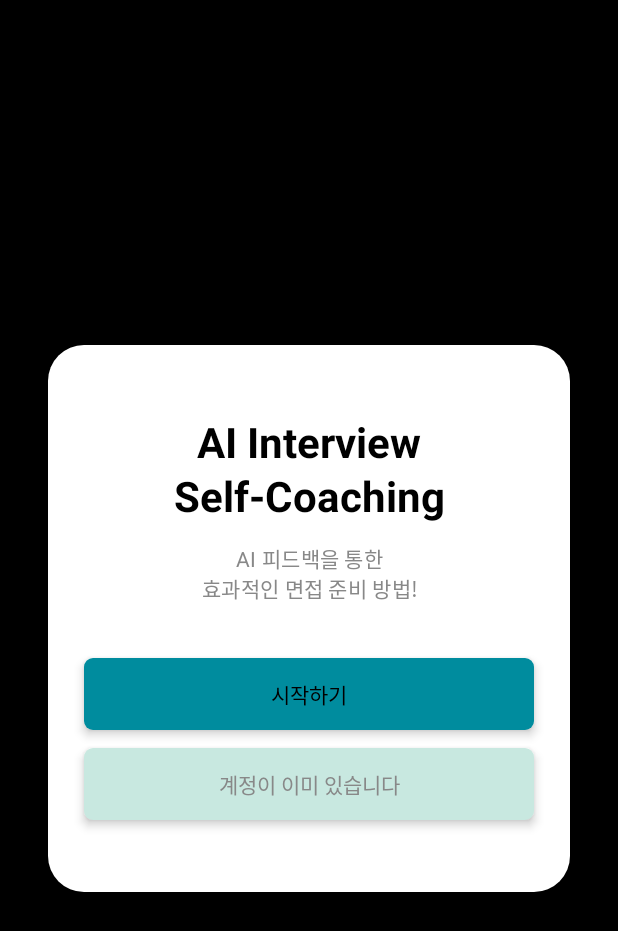
After one commit to ysh020702/InterviewHelper, an Android app built with Jetpack Compose: the AuthActivity screen opened directly, with no data from a screen before it, on a phone screen of 412 x 824 dp. The commit adds this screen. Shown: the top 931 px of the screen. Run offline under Robolectric (Android 15) with nearby library versions, the phone set to English and light mode, and no system bars; Roboto replaces fonts that are not available here.

Commit message:
로그인 액티비티 목업

```diff
--- /dev/null
+++ b/app/src/main/java/com/haedal/interviewhelper/presentation/activity/auth/AuthActivity.kt
@@ -0,0 +1,50 @@
+package com.haedal.interviewhelper.presentation.activity.auth
+
+import android.os.Bundle
+import android.widget.Toast
+import androidx.activity.ComponentActivity
+import androidx.activity.compose.setContent
+import androidx.activity.enableEdgeToEdge
+import androidx.compose.foundation.layout.fillMaxSize
+import androidx.compose.foundation.layout.padding
+import androidx.compose.material3.Scaffold
+import androidx.compose.material3.Text
+import androidx.compose.runtime.Composable
+import androidx.compose.ui.Modifier
+import androidx.compose.ui.tooling.preview.Preview
+import com.haedal.interviewhelper.presentation.theme.InterviewHelperTheme
+
+class AuthActivity : ComponentActivity() {
+    override fun onCreate(savedInstanceState: Bundle?) {
+        super.onCreate(savedInstanceState)
+        enableEdgeToEdge()
+        setContent {
+            InterviewHelperTheme {
+                AuthScreen(onSignUp = ::onSignup, onLogin = ::onLogin)
+            }
+        }
+    }
+
+    private fun onSignup(){
+        showToast("회원가입 기능 구현 전입니다.")
+    }
+
+    private fun onLogin(){
+        showToast("로그인 기능 구현 전입니다.")
+    }
+
+    private fun showToast(text :String){
+        Toast.makeText(this, text, Toast.LENGTH_SHORT).show()
+    }
+
+}
+
+
+
+@Preview(showBackground = true)
+@Composable
+fun AuthPreview() {
+    InterviewHelperTheme {
+        AuthScreen(onSignUp = {}, onLogin = {})
+    }
+}
--- /dev/null
+++ b/app/src/main/java/com/haedal/interviewhelper/presentation/activity/auth/AuthScreen.kt
@@ -0,0 +1,87 @@
+package com.haedal.interviewhelper.presentation.activity.auth
+
+import androidx.compose.foundation.background
+import androidx.compose.foundation.layout.*
+import androidx.compose.foundation.shape.*
+import androidx.compose.material3.MaterialTheme
+import androidx.compose.material3.Text
+import androidx.compose.runtime.Composable
+import androidx.compose.ui.*
+import androidx.compose.ui.graphics.Color
+import androidx.compose.ui.text.font.FontWeight
+import androidx.compose.ui.text.style.TextAlign
+import androidx.compose.ui.tooling.preview.Preview
+import androidx.compose.ui.unit.dp
+import androidx.compose.ui.unit.sp
+import com.haedal.interviewhelper.presentation.theme.Black
+import com.haedal.interviewhelper.presentation.theme.Color02
+import com.haedal.interviewhelper.presentation.theme.InterviewHelperTheme
+import com.haedal.interviewhelper.presentation.theme.PrimaryButton
+import com.haedal.interviewhelper.presentation.theme.White
+
+@Composable
+fun AuthScreen(
+    onSignUp: () -> Unit,
+    onLogin: () -> Unit
+) {
+    Box(
+        modifier = Modifier.run {
+            fillMaxSize()
+                .background(Black)
+        }, // 배경색 (추가적인 페이지 컬러)
+        contentAlignment = Alignment.Center
+    ) {
+        Column(
+            modifier = Modifier
+                .padding(horizontal = 32.dp)
+                .fillMaxWidth()
+                .background(White, shape = RoundedCornerShape(24.dp))
+                .padding(vertical = 48.dp, horizontal = 24.dp),
+            horizontalAlignment = Alignment.CenterHorizontally,
+            verticalArrangement = Arrangement.SpaceBetween
+        ) {
+            Column(
+                horizontalAlignment = Alignment.CenterHorizontally
+            ) {
+                Text(
+                    text = "AI Interview\nSelf-Coaching",
+                    style = MaterialTheme.typography.headlineMedium.copy(
+                        fontWeight = FontWeight.Bold,
+                        textAlign = TextAlign.Center
+                    )
+                )
+                Spacer(modifier = Modifier.height(12.dp))
+                Text(
+                    text = "AI 피드백을 통한\n효과적인 면접 준비 방법!",
+                    style = MaterialTheme.typography.bodyMedium.copy(
+                        fontSize = 14.sp,
+                        color = Color.Gray,
+                        textAlign = TextAlign.Center
+                    )
+                )
+            }
+
+            Spacer(modifier = Modifier.height(36.dp))
+
+            Column {
+                PrimaryButton(
+                    text = "시작하기",
+                    onClick = onSignUp,
+                    modifier = Modifier
+                        .fillMaxWidth()
+                )
+
+                Spacer(modifier = Modifier.height(12.dp))
+
+                PrimaryButton(
+                    text = "계정이 이미 있습니다",
+                    onClick = onLogin,
+                    modifier = Modifier
+                        .fillMaxWidth(),
+                    containerColor = Color02,
+                    contentColor = Color.Gray
+                )
+            }
+        }
+    }
+}
--- a/app/src/main/java/com/haedal/interviewhelper/presentation/activity/onboarding/OnboardingActivity.kt
+++ b/app/src/main/java/com/haedal/interviewhelper/presentation/activity/onboarding/OnboardingActivity.kt
@@ -4,13 +4,15 @@ import android.os.Bundle
 import android.util.Log
 import androidx.activity.ComponentActivity
 import androidx.activity.compose.setContent
+import androidx.activity.enableEdgeToEdge
 import androidx.compose.runtime.Composable
 import androidx.compose.ui.tooling.preview.Preview
 import com.haedal.interviewhelper.presentation.theme.InterviewHelperTheme
 private const val TAG = "OnBoardingActivity"
-class OnBoardingActivity : ComponentActivity() {
+class OnboardingActivity : ComponentActivity() {
     override fun onCreate(savedInstanceState: Bundle?) {
         super.onCreate(savedInstanceState)
+        enableEdgeToEdge()
         setContent {
             InterviewHelperTheme {
                 Log.d(TAG, "onCreate: ")
@@ -23,7 +25,7 @@ class OnBoardingActivity : ComponentActivity() {
 
 @Preview(showBackground = true)
 @Composable
-fun GreetingPreview() {
+fun OnboardingPreview() {
     InterviewHelperTheme {
         OnboardingScreen()
     }
--- a/app/src/main/res/values/strings.xml
+++ b/app/src/main/res/values/strings.xml
@@ -2,4 +2,5 @@
     <string name="app_name">InterviewHelper</string>
     <string name="title_activity_on_boarding">OnBoardingActivity</string>
     <string name="title_activity_home">HomeActivity</string>
+    <string name="title_activity_auth">AuthActivity</string>
 </resources>
```
Also changed, not shown: app/src/main/AndroidManifest.xml (+8 -6 lines).
